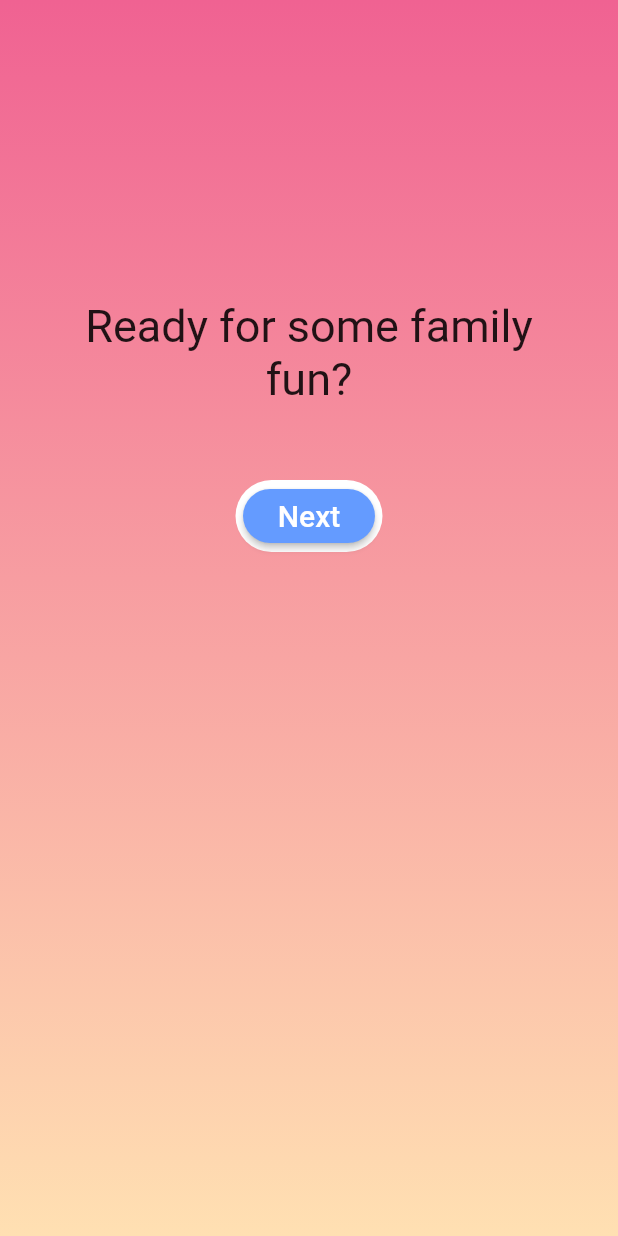
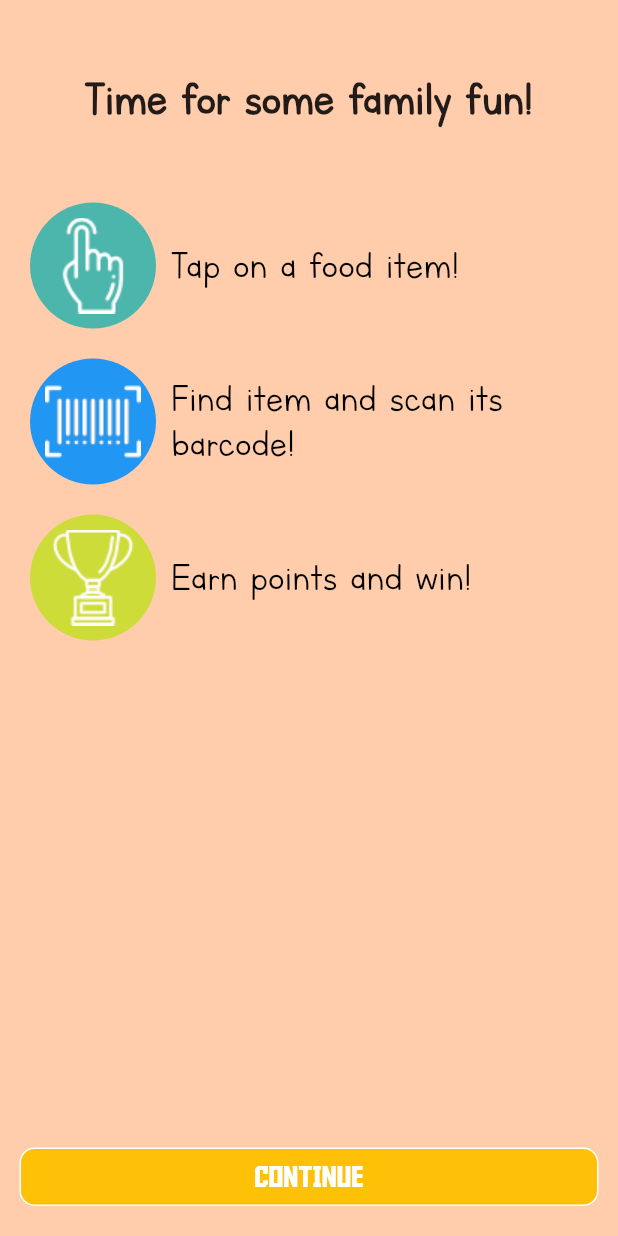
Before and after one commit to sith0008/Jolley, a Flutter app: the GameHome screen opened directly, on a phone screen of 412 x 824 dp. Run offline on Flutter 3.47's test engine with Material 2 defaults, Android fonts, the phone set to English and light mode, and no system bars; our stand-ins replace cloud_firestore, firebase_auth, shared_preferences; missing offline and left inert: barcode_scan; accounts and stored records are empty; Roboto replaces fonts that are missing (ObelixPro, Raleway).

Commit message:
hz - updated game home

```diff
--- a/lib/main.dart
+++ b/lib/main.dart
@@ -3,6 +3,7 @@ import 'package:flutter/services.dart';
 import './pages/login_page.dart';
 import './auth.dart';
 import './auth_provider.dart';
+import './pages/game_home.dart';
 
 void main() {
   SystemChrome.setPreferredOrientations([DeviceOrientation.portraitUp])
@@ -16,7 +17,7 @@ class App extends StatelessWidget {
   Widget build(BuildContext context) {
     return MaterialApp(
         title: 'AirVenue',
-        home: LoginPage(),
+        home: GameHome(),
     );
   }
 }
--- a/lib/pages/game_grid.dart
+++ b/lib/pages/game_grid.dart
@@ -12,7 +12,7 @@ class GameGrid extends StatefulWidget {
 }
 
 class GameGridState extends State<GameGrid> {
-  int points = 0;
+  int points=0;
   String barcode;
   Widget build(BuildContext context) {
     DocumentReference userPoints =
@@ -23,7 +23,7 @@ class GameGridState extends State<GameGrid> {
     //print(points);
     return new Scaffold(
       body: new Container(
-        color: Color.fromRGBO(255, 204, 172, 1.0),
+        color: Color.fromRGBO(255, 204, 180, 1.0),
         // decoration: new BoxDecoration(
         //   gradient: new LinearGradient(
         //     begin: FractionalOffset.topCenter,
@@ -52,11 +52,11 @@ class GameGridState extends State<GameGrid> {
             ),
             new Container(
               margin: EdgeInsets.symmetric(horizontal: 10.0),
-              decoration: new BoxDecoration(
+              /* decoration: new BoxDecoration(
                 shape: BoxShape.rectangle,
                 borderRadius: BorderRadius.circular(10.0),
-                border: Border.all(color: Colors.white, width: 1.0),
-              ),
+                border: Border.all(color: Color.fromRGBO(245, 108, 87, 1.0), width: 1.0),
+              ), */
               padding: EdgeInsets.symmetric(vertical: 10.0),
               child: new Row(
                 mainAxisAlignment: MainAxisAlignment.spaceEvenly,
@@ -69,15 +69,16 @@ class GameGridState extends State<GameGrid> {
                           child: new Text(
                             "1. Tap",
                             style: new TextStyle(
-                              color: Colors.white,
+                              color: Colors.black,
                               fontSize: 20.0,
                               fontFamily: "JumpingFrogDemo",
+                              fontWeight: FontWeight.bold,
                             ),
                           ),
                         ),
-                        new Icon(
-                          Icons.touch_app,
-                          color: Colors.white,
+                        new ImageIcon(
+                          AssetImage('assets/tap.png'),
+                          color: Colors.black,
                         ),
                       ],
                     ),
@@ -89,14 +90,14 @@ class GameGridState extends State<GameGrid> {
                           padding: EdgeInsets.symmetric(horizontal: 8.0),
                           child: new Text("2. Scan",
                               style: new TextStyle(
-                                color: Colors.white,
+                                color: Colors.black,
                                 fontFamily: "JumpingFrogDemo",
                                 fontSize: 20.0,
+                                fontWeight: FontWeight.bold,
                               )),
                         ),
-                        new Icon(
-                          Icons.camera_alt,
-                          color: Colors.white,
+                        new ImageIcon(AssetImage('assets/barcode.png'),
+                          color: Colors.black,
                         ),
                       ],
                     ),
@@ -108,14 +109,14 @@ class GameGridState extends State<GameGrid> {
                           padding: EdgeInsets.symmetric(horizontal: 8.0),
                           child: new Text("3. Win",
                               style: new TextStyle(
-                                color: Colors.white,
+                                color: Colors.black,
                                 fontFamily: "JumpingFrogDemo",
                                 fontSize: 20.0,
+                                fontWeight: FontWeight.bold,
                               )),
                         ),
-                        new Icon(
-                          Icons.score,
-                          color: Colors.white,
+                        new ImageIcon(AssetImage('assets/trophy.png'),
+                          color: Colors.black,
                         ),
                       ],
                     ),
@@ -239,6 +240,7 @@ class GameGridState extends State<GameGrid> {
                                               .catchError((e) => print(e));
 
                                           points = points + 100;
+                                          barcode ="";
 
                                           return new Padding(
                                             padding: EdgeInsets.symmetric(
@@ -265,7 +267,7 @@ class GameGridState extends State<GameGrid> {
                                                       flex:3,
                                                       child: new Center(
                                                         child: new Text(
-                                                          "You have earned 100 points!",
+                                                          "You've found the right item and earned 100 points!",
                                                           textAlign: TextAlign.center,
                                                           style: TextStyle(
                                                             fontFamily: "LettersforLearners",
@@ -296,7 +298,10 @@ class GameGridState extends State<GameGrid> {
                                               ),
                                             ),
                                           );
-                                        } else {
+
+                                        }
+
+                                        else {
                                           return new Padding(
                                             padding: EdgeInsets.symmetric(
                                                 vertical: 150.0,
@@ -322,7 +327,7 @@ class GameGridState extends State<GameGrid> {
                                                       flex:3,
                                                       child: new Center(
                                                         child: new Text(
-                                                          "Are you sure you scanned the right item?",
+                                                          "This isn't the right item! Try again!",
                                                           textAlign: TextAlign.center,
                                                           style: TextStyle(
                                                             fontFamily: "LettersforLearners",
@@ -426,7 +431,7 @@ class GameGridState extends State<GameGrid> {
                         padding: EdgeInsets.symmetric(horizontal:10.0),
                         decoration: new BoxDecoration(
                           color: Colors.amber,
-                          shape: BoxShape.rectangle,
+                          shape:  BoxShape.rectangle,
                           borderRadius: BorderRadius.circular(10.0),
                           border: Border.all(color: Colors.white, width: 1.0),
                           ),
@@ -436,7 +441,7 @@ class GameGridState extends State<GameGrid> {
                               style: TextStyle(
                                   color: Colors.white,
                                   fontSize: 20.0,
-                                fontFamily: "AldotheApache"),),),
+                                  fontFamily:"AldotheApache"),),),
                     ),
                   ),
                   ),
--- a/lib/pages/game_home.dart
+++ b/lib/pages/game_home.dart
@@ -11,56 +11,132 @@ class GameHomeState extends State<GameHome> {
       body: new Container(
         width: double.infinity,
         height: double.infinity,
-        decoration: new BoxDecoration(
+        color: Color.fromRGBO(255, 204, 172, 1.0),
+        /* decoration: new BoxDecoration(
           gradient: new LinearGradient(
             begin: FractionalOffset.topCenter,
             end: FractionalOffset.bottomCenter,
             colors: [Colors.pink[300], Colors.orange[100]],
             //tileMode: TileMode.mirror
           ),
-        ),
+        ), */
         child: new Padding(
-          padding: EdgeInsets.fromLTRB(30.0, 150.0, 30.0, 150.0),
+          padding: EdgeInsets.fromLTRB(10.0, 10.0, 10.0, 10.0),
           child: new Container(
             child: new Column(
               children: <Widget>[
                 new Container(
-                  padding: EdgeInsets.only(top: 50.0),
-                  child: new Text("Ready for some family fun?",
-                      textAlign: TextAlign.center,
-                      style:
-                          TextStyle(fontFamily: "ObelixPro", fontSize: 30.0)),
+                  padding: EdgeInsets.symmetric(vertical:40.0),
+                  child: new Text(
+                    "Time for some family fun!",
+                    textAlign: TextAlign.center,
+                    style: TextStyle(
+                      fontFamily: "LettersforLearners",
+                      fontSize: 35.0,
+                      fontWeight: FontWeight.bold,
+                    ),
+                  ),
                 ),
-                new Container(
-                  padding: EdgeInsets.only(top: 50.0),
+                new Expanded(
                   child: new Container(
-                    padding: EdgeInsets.fromLTRB(5.0, 0.0, 5.0, 0.0),
-                    decoration: new BoxDecoration(
-                      borderRadius: BorderRadius.circular(32.0),
-                      color: Colors.white,
+
+                    child: new Column(
+                      children: <Widget>[
+                        new Container(
+                          padding: EdgeInsets.all(10.0),
+                          child: new Row(
+                            children: <Widget>[
+                              new CircleAvatar(
+                                radius: 42.0,
+                                backgroundColor: Colors.teal[300],
+                                child: Image.asset("assets/tap.png"),
+                              ),
+                              new Expanded(child:new Padding(
+                                  padding: EdgeInsets.all(10.0),
+                                  child: new Text(
+                                    "Tap on a food item!",
+                                    style: TextStyle(
+                                      color: Colors.black,
+                                      fontFamily: "LettersforLearners",
+                                      fontSize: 30.0,
+                                    ),
+                                  ),),),
+                            ],
+                          ),
+                        ),
+                        new Container(
+                          padding: EdgeInsets.all(10.0),
+                          child: new Row(
+                            children: <Widget>[
+                              new CircleAvatar(
+                                radius: 42.0,
+                                backgroundColor: Colors.blue,
+                                child: Image.asset("assets/barcode.png"),
+                              ),
+                              new Expanded(child:new Padding(
+                                  padding: EdgeInsets.all(10.0),
+                                  child: new Text(
+                                    "Find item and scan its barcode!",
+                                    style: TextStyle(
+                                      color: Colors.black,
+                                      fontFamily: "LettersforLearners",
+                                      fontSize: 30.0,
+                                    ),
+                                  ),),),
+                            ],
+                          ),
+                        ),
+                        new Container(
+                          padding: EdgeInsets.all(10.0),
+                          child: new Row(
+                            children: <Widget>[
+                              new CircleAvatar(
+                                radius: 42.0,
+                                backgroundColor: Colors.lime,
+                                child: Image.asset("assets/trophy.png"),
+                              ),
+                              new Expanded(child:new Padding(
+                                  padding: EdgeInsets.all(10.0),
+                                  child: new Text(
+                                    "Earn points and win!",
+                                    style: TextStyle(
+                                      color: Colors.black,
+                                      fontFamily: "LettersforLearners",
+                                      fontSize: 30.0,
+                                    ),
+                                  ),),),
+                            ],
+                          ),
+                        ),
+                      ],
                     ),
-                    child: new RaisedButton(
-                      shape: new RoundedRectangleBorder(
-                          borderRadius: new BorderRadius.circular(30.0)),
-                      onPressed: () {
+                  ),
+                ),
+                new GestureDetector(
+                      onTap:(){
                         Navigator.push(
                           context,
                           MaterialPageRoute(
-                            builder: (context) => GameGrid(),
+                              builder: (context) => GameGrid()));
+                          },
+                      child: new Container(
+                        margin: EdgeInsets.fromLTRB(3.0, 10.0, 3.0, 10.0),
+                        padding: EdgeInsets.symmetric(horizontal:10.0,vertical:10.0,),
+                        decoration: new BoxDecoration(
+                          color: Colors.amber,
+                          shape: BoxShape.rectangle,
+                          borderRadius: BorderRadius.circular(10.0),
+                          border: Border.all(color: Colors.white, width: 1.0),
                           ),
-                        );
-                      },
-                      elevation: 2.0,
-                      color: Color.fromRGBO(100, 155, 255, 1.0),
-                      splashColor: Color.fromRGBO(0, 100, 255, 1.0),
-                      child: new Text("Next",
-                          style: TextStyle(
-                              color: Colors.white,
-                              fontFamily: "Raleway",
-                              fontSize: 20.0)),
+                        child: Center(
+                          child: Text("CONTINUE",
+                              textAlign: TextAlign.center,
+                              style: TextStyle(
+                                  color: Colors.white,
+                                  fontSize: 20.0,
+                                  fontFamily: "AldotheApache"),),),
                     ),
                   ),
-                )
               ],
             ),
           ),
--- a/pubspec.yaml
+++ b/pubspec.yaml
@@ -53,6 +53,9 @@ flutter:
     - assets/second.png
     - assets/third.png
     - assets/cup.png
+    - assets/tap.png
+    - assets/barcode.png
+    - assets/trophy.png
   #  - images/a_dot_burr.jpeg
   #  - images/a_dot_ham.jpeg
 
```
Also changed, not shown: assets/barcode.png (added), assets/tap.png (added), assets/trophy.png (added). Lines whose indentation alone changed are shown as unchanged.
